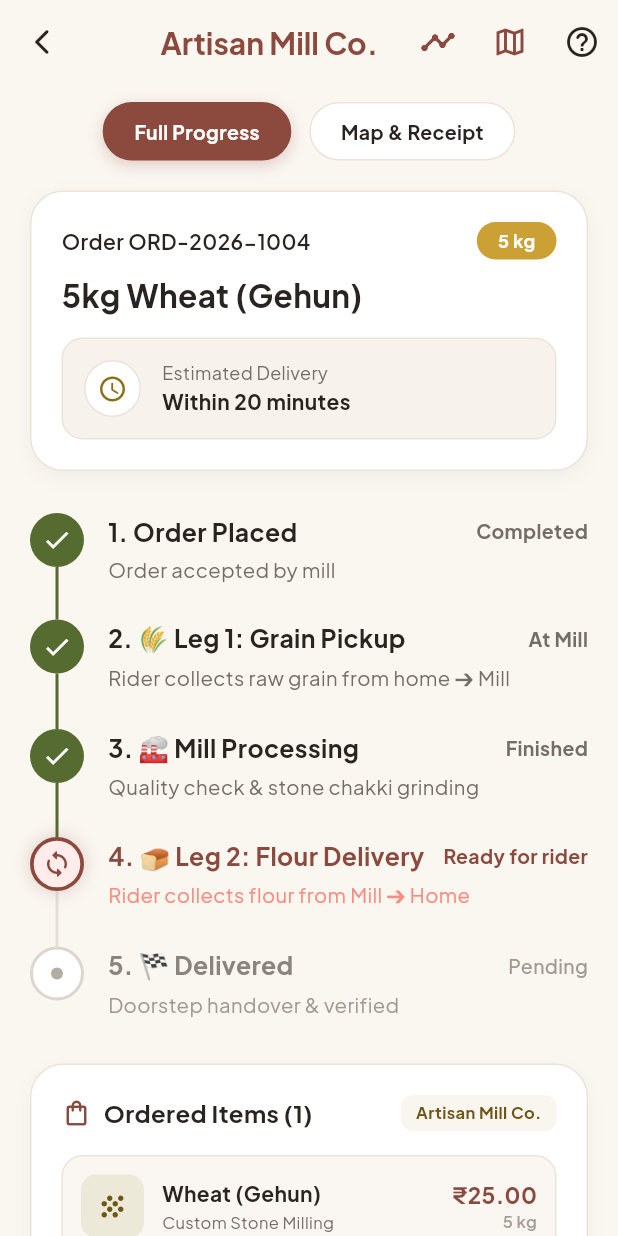
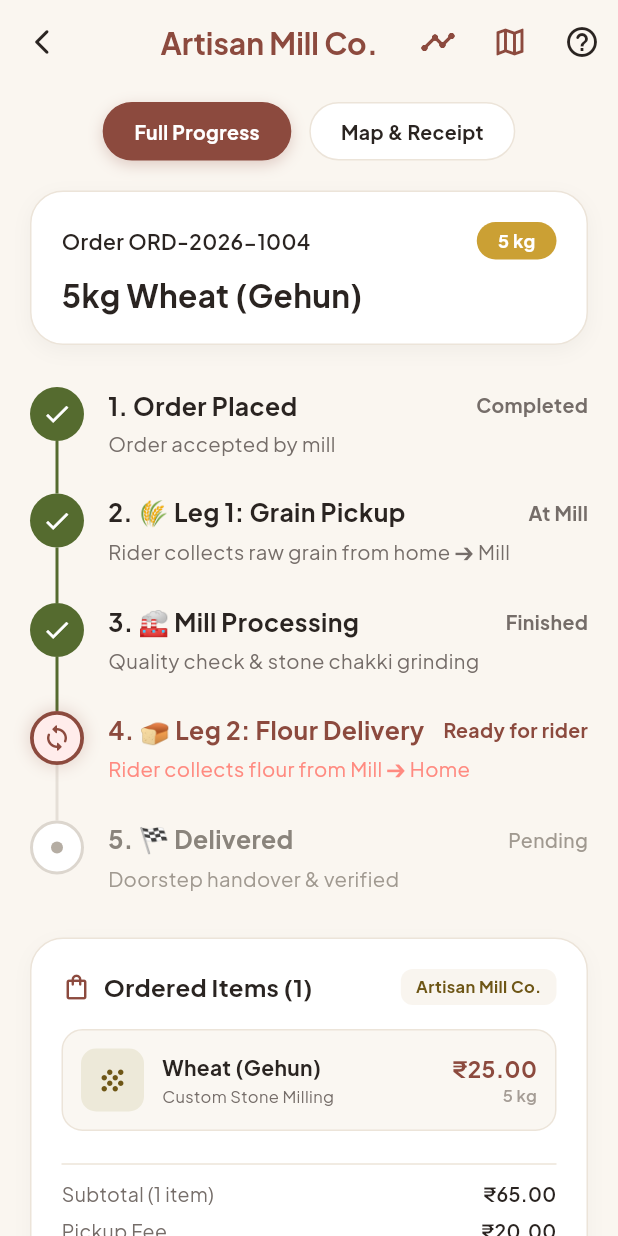
Before and after one commit to jaimiltrived/herdoor-, a Flutter app: the OrderTrackingScreen screen opened directly with sample values from the repository, after a tap on "Map & Receipt", after a tap on the "list alt" icon, on a phone screen of 412 x 824 dp. Run offline on Flutter 3.47's test engine with Material 3 defaults, Android fonts, the phone set to English and light mode, and no system bars; our stand-ins replace flutter_map, flutter_secure_storage, google_fonts, latlong2; accounts and stored records are empty; network calls fail.

Commit message:
Remove Estimated Delivery Within 20 minutes from dashboard active order and order tracking header

```diff
--- a/frontend/lib/screens/dashboard_screen.dart
+++ b/frontend/lib/screens/dashboard_screen.dart
@@ -986,9 +986,6 @@
                     ),
 
                     // Mill & Status Row
-                    Column(
-                      crossAxisAlignment: CrossAxisAlignment.start,
-                      children: [
                     Text(
                       '${order.millName} — ${order.statusStep}',
                       style: GoogleFonts.plusJakartaSans(
@@ -998,18 +995,6 @@
                       ),
                       maxLines: 1,
                       overflow: TextOverflow.ellipsis,
-                        ),
-                        const SizedBox(height: 2),
-                        Text(
-                          'Delivery: ${order.estimatedDelivery}',
-                          style: GoogleFonts.plusJakartaSans(
-                            fontSize: 11,
-                            color: AppTheme.textSecondary,
-                          ),
-                          maxLines: 1,
-                          overflow: TextOverflow.ellipsis,
-                        ),
-                      ],
                     ),
                   ],
                 ),
--- a/frontend/lib/screens/order_tracking_screen.dart
+++ b/frontend/lib/screens/order_tracking_screen.dart
@@ -669,49 +669,26 @@
                   height: 1.25,
                 ),
               ),
-              const SizedBox(height: 16),
+              if (isCancelled)
                 Container(
-                padding: const EdgeInsets.all(14),
+                  margin: const EdgeInsets.only(top: 14),
+                  padding: const EdgeInsets.all(12),
                   decoration: BoxDecoration(
-                  color: AppTheme.surfaceCream,
+                    color: const Color(0xFFFDECEB),
                     borderRadius: BorderRadius.circular(14),
-                  border: Border.all(color: AppTheme.borderLight),
+                    border: Border.all(color: const Color(0xFFF5C6CB)),
                   ),
                   child: Row(
                     children: [
-                    Container(
-                      padding: const EdgeInsets.all(8),
-                      decoration: BoxDecoration(
-                        color: Colors.white,
-                        shape: BoxShape.circle,
-                        border: Border.all(color: AppTheme.borderLight),
-                      ),
-                      child: Icon(
-                        isCancelled ? Icons.cancel_outlined : Icons.access_time_rounded,
-                        color: isCancelled ? const Color(0xFFD9534F) : AppTheme.mustardDark,
-                        size: 20,
-                      ),
-                    ),
-                    const SizedBox(width: 14),
-                    Column(
-                      crossAxisAlignment: CrossAxisAlignment.start,
-                      children: [
-                        Text(
-                          isCancelled ? 'Order Status' : 'Estimated Delivery',
-                          style: GoogleFonts.plusJakartaSans(
-                            fontSize: 12,
-                            color: AppTheme.textSecondary,
-                          ),
-                        ),
-                        Text(
-                          isCancelled ? 'Order Cancelled' : _order.estimatedDelivery,
-                          style: GoogleFonts.plusJakartaSans(
-                            fontSize: 14,
-                            fontWeight: FontWeight.bold,
-                            color: isCancelled ? const Color(0xFFD9534F) : AppTheme.textPrimary,
-                          ),
-                        ),
-                      ],
+                      const Icon(Icons.cancel_outlined, color: Color(0xFFD9534F), size: 20),
+                      const SizedBox(width: 10),
+                      Text(
+                        'Order Cancelled',
+                        style: GoogleFonts.plusJakartaSans(
+                          fontSize: 13,
+                          fontWeight: FontWeight.bold,
+                          color: const Color(0xFFD9534F),
+                        ),
                       ),
                     ],
                   ),
@@ -1013,14 +990,6 @@
                   fontSize: 22,
                   fontWeight: FontWeight.bold,
                   color: AppTheme.textPrimary,
-                ),
-              ),
-              const SizedBox(height: 4),
-              Text(
-                'Estimated delivery: ${_order.estimatedDelivery}',
-                style: GoogleFonts.plusJakartaSans(
-                  fontSize: 14,
-                  color: AppTheme.textSecondary,
                 ),
               ),
             ],
```
Lines whose indentation alone changed are shown as unchanged.
